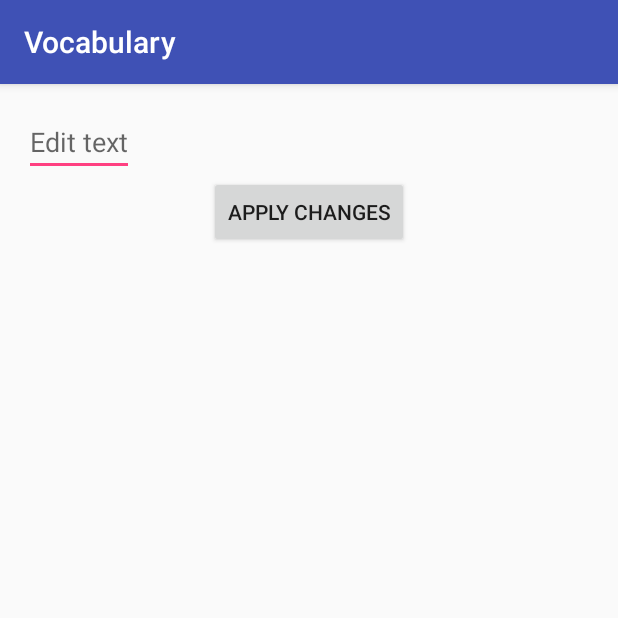
After one commit to Karabyn/Vocabulary, an Android app: the EditActivity screen opened directly, with no data from a screen before it, on a phone screen of 412 x 824 dp, the top half of it. The commit adds this screen. Run offline under Robolectric (Android 15) with nearby library versions, the phone set to English and light mode, and no system bars.

Commit message:
22/01/2017

```diff
--- a/app/src/main/AndroidManifest.xml
+++ b/app/src/main/AndroidManifest.xml
@@ -18,8 +18,9 @@
                 <category android:name="android.intent.category.LAUNCHER" />
             </intent-filter>
         </activity>
-        <activity android:name=".MainActivity"></activity>
-        <activity android:name=".SecondActivity"></activity>
+        <activity android:name=".MainActivity" />
+        <activity android:name=".SecondActivity" />
+        <activity android:name=".EditActivity"></activity>
     </application>
 
 </manifest>
--- /dev/null
+++ b/app/src/main/java/com/detsyky/vocabulary/EditActivity.java
@@ -0,0 +1,52 @@
+package com.detsyky.vocabulary;
+
+import android.content.ContentValues;
+import android.content.Intent;
+import android.database.Cursor;
+import android.database.sqlite.SQLiteDatabase;
+import android.support.v7.app.AppCompatActivity;
+import android.os.Bundle;
+import android.view.View;
+
+public class EditActivity extends AppCompatActivity {
+
+    private DatabaseHelper dbHelper;
+    SQLiteDatabase database;
+    String name;
+    public static final String TAG="message";
+
+    @Override
+    protected void onCreate(Bundle savedInstanceState) {
+        super.onCreate(savedInstanceState);
+        setContentView(R.layout.activity_edit);
+        dbHelper = new DatabaseHelper(this);
+        Intent intent=getIntent();
+        name=intent.getStringExtra(TAG);
+    }
+
+    public void Edit(View view)
+    {
+        String c_name,e_name;
+        android.widget.EditText edit=(android.widget.EditText)findViewById(R.id.et2);
+        e_name=edit.getText().toString();
+        database = dbHelper.getWritableDatabase();
+        Cursor cursor = database.query(dbHelper.TABLE_NAME,null,null,null,null,null,null);
+        cursor.moveToFirst();
+        do
+        {
+            c_name=cursor.getString(1);
+            if(name.equals(c_name))
+            {
+                ContentValues cv = new ContentValues();
+                cv.put(DatabaseHelper.COLUMN_TRANSLATE, e_name);
+                database.update(DatabaseHelper.TABLE_NAME, cv, "_id" + " = ?", new String[]{cursor.getString(0)});
+            }
+        }
+        while(cursor.moveToNext());
+        database.close();
+        cursor.close();
+        Intent intent2=new Intent(this, MainActivity.class);
+        startActivity(intent2);
+
+    }
+}
--- /dev/null
+++ b/app/src/main/res/layout/activity_edit.xml
@@ -0,0 +1,28 @@
+<?xml version="1.0" encoding="utf-8"?>
+<RelativeLayout xmlns:android="http://schemas.android.com/apk/res/android"
+    xmlns:tools="http://schemas.android.com/tools"
+    android:id="@+id/activity_edit"
+    android:layout_width="match_parent"
+    android:layout_height="match_parent"
+    android:paddingBottom="@dimen/activity_vertical_margin"
+    android:paddingLeft="@dimen/activity_horizontal_margin"
+    android:paddingRight="@dimen/activity_horizontal_margin"
+    android:paddingTop="@dimen/activity_vertical_margin"
+    tools:context="com.detsyky.vocabulary.EditActivity">
+
+    <EditText
+        android:layout_width="wrap_content"
+        android:layout_height="wrap_content"
+        android:layout_below="@id/activity_edit"
+        android:hint="Edit text"
+        android:id="@+id/et2"
+        />
+    <Button
+        android:layout_width="wrap_content"
+        android:layout_height="wrap_content"
+        android:text="Apply changes"
+        android:layout_below="@id/et2"
+        android:layout_centerHorizontal="true"
+        android:onClick="Edit"
+        />
+</RelativeLayout>
```
Also changed, not shown: app/src/main/java/com/detsyky/vocabulary/MainActivity.java (+19 -4 lines).
